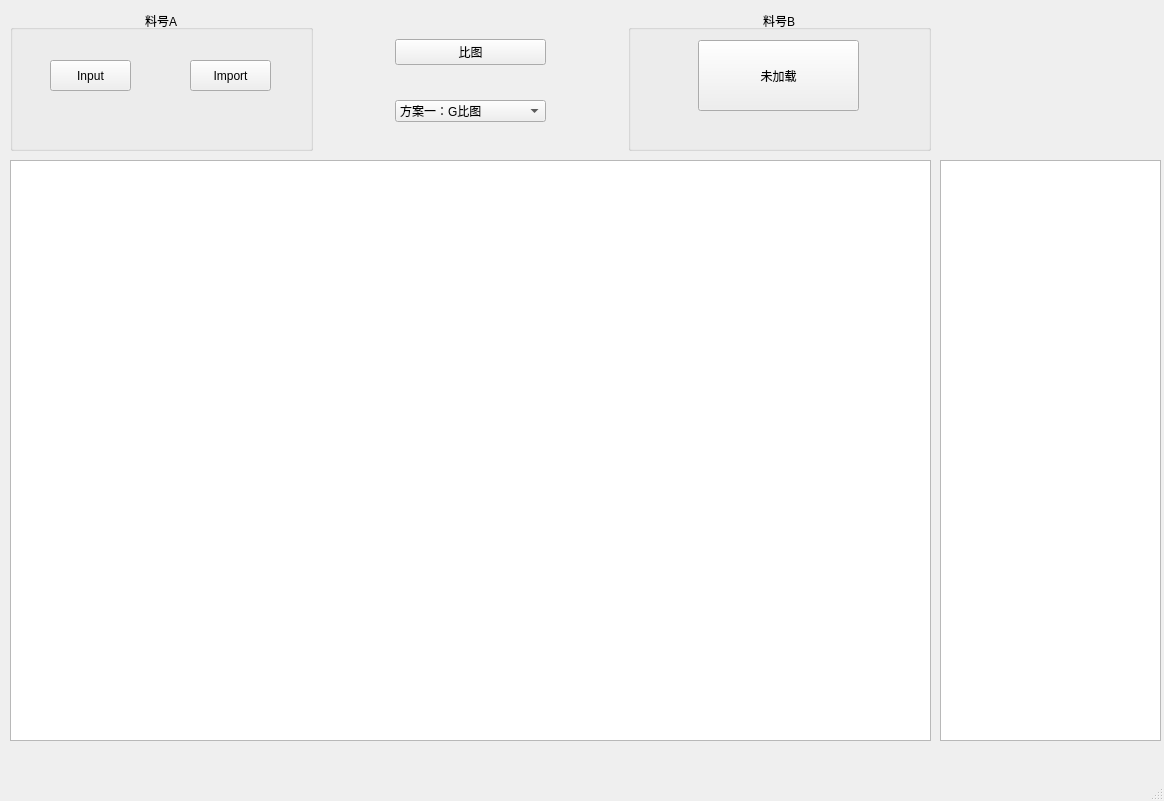
naivete13sky/epvs, file ui/ussd2.ui: the form before one commit.
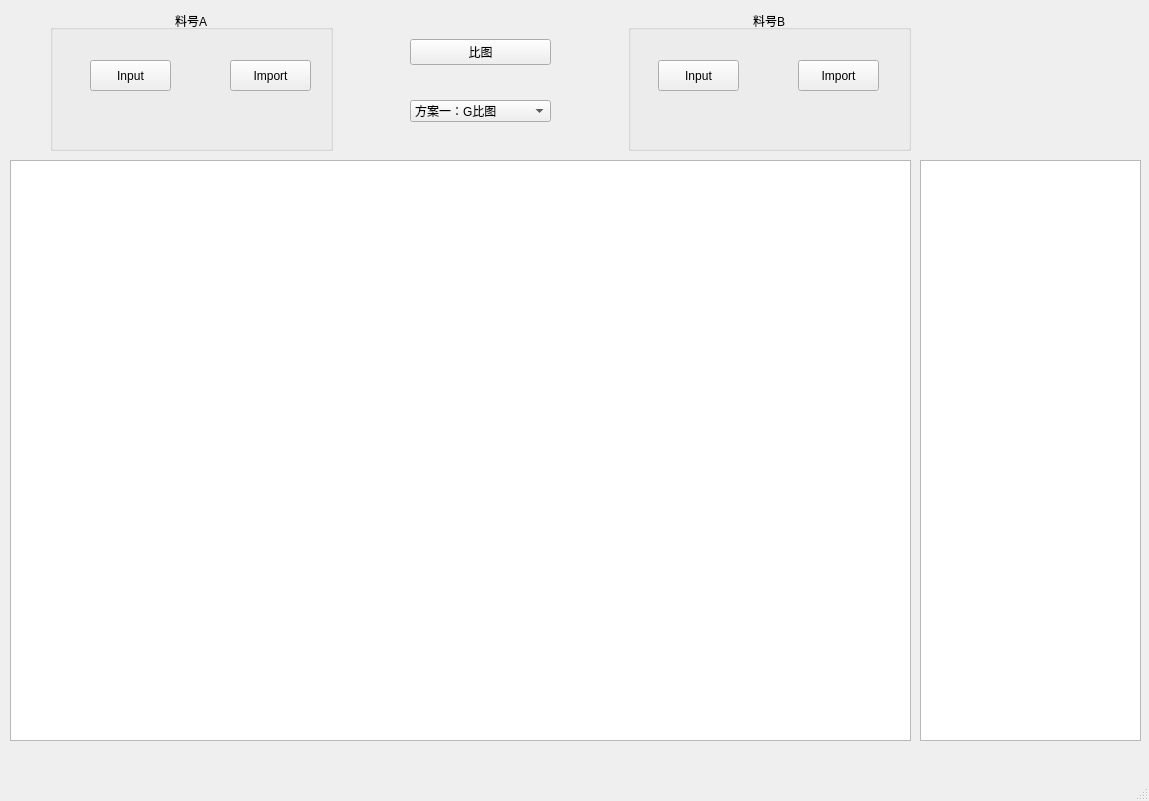
The form after the commit.

What changed in the file:
```diff
--- a/ui/ussd2.ui
+++ b/ui/ussd2.ui
@@ -6,7 +6,7 @@
    <rect>
     <x>0</x>
     <y>0</y>
-    <width>1164</width>
+    <width>1149</width>
     <height>801</height>
    </rect>
   </property>
@@ -19,7 +19,7 @@
      <rect>
       <x>10</x>
       <y>160</y>
-      <width>921</width>
+      <width>901</width>
       <height>581</height>
      </rect>
     </property>
@@ -27,7 +27,7 @@
    <widget class="QTextBrowser" name="textBrowserMain">
     <property name="geometry">
      <rect>
-      <x>940</x>
+      <x>920</x>
       <y>160</y>
       <width>221</width>
       <height>581</height>
@@ -37,9 +37,9 @@
    <widget class="QWidget" name="layoutWidget">
     <property name="geometry">
      <rect>
-      <x>10</x>
+      <x>50</x>
       <y>10</y>
-      <width>921</width>
+      <width>861</width>
       <height>141</height>
      </rect>
     </property>
@@ -139,17 +139,30 @@
        <property name="alignment">
         <set>Qt::AlignCenter</set>
        </property>
+       <widget class="QPushButton" name="pushButtonImportB">
+        <property name="geometry">
+         <rect>
+          <x>170</x>
+          <y>50</y>
+          <width>81</width>
+          <height>31</height>
+         </rect>
+        </property>
+        <property name="text">
+         <string>Import</string>
+        </property>
+       </widget>
        <widget class="QPushButton" name="pushButtonInputB">
         <property name="geometry">
          <rect>
-          <x>70</x>
-          <y>30</y>
-          <width>161</width>
-          <height>71</height>
+          <x>30</x>
+          <y>50</y>
+          <width>81</width>
+          <height>31</height>
          </rect>
         </property>
         <property name="text">
-         <string>未加载</string>
+         <string>Input</string>
         </property>
        </widget>
       </widget>
```
Left out of the diff: 2 changed lines with no effect on the pictures.
